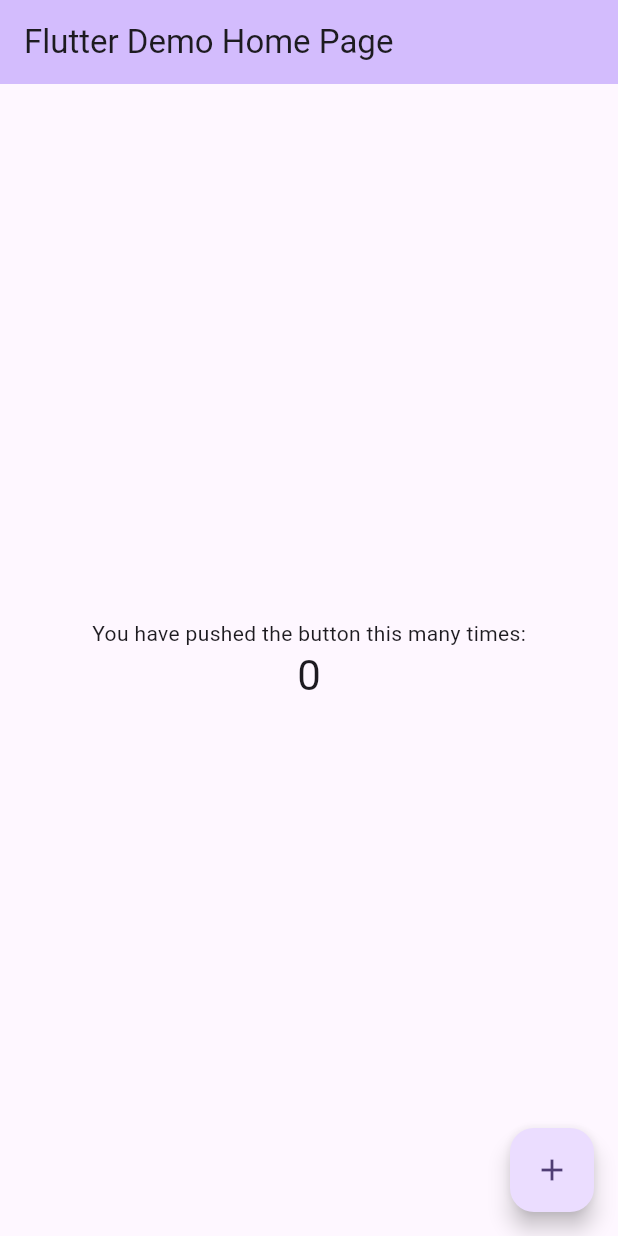
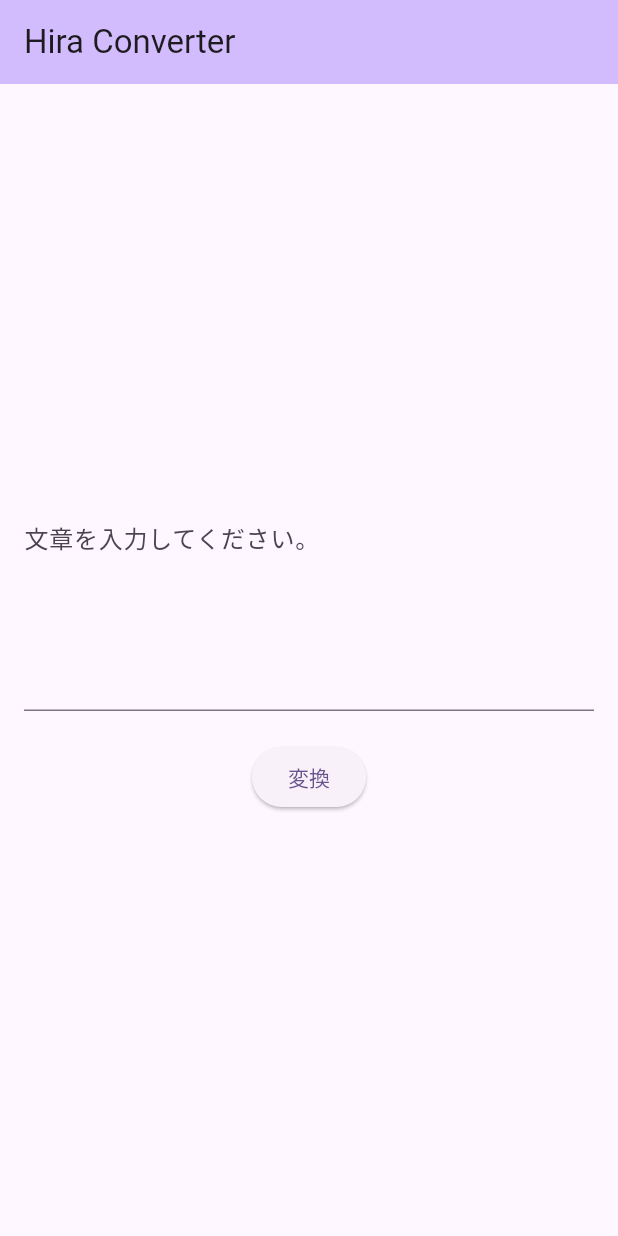
Before and after one commit to kantanakanisi/hira_converter, a Flutter app: the screen it shows after launch, on a phone screen of 412 x 824 dp. Run offline on Flutter 3.47's test engine with Material 3 defaults, Android fonts, the light colour scheme and no system bars; our stand-ins replace flutter_riverpod.

Commit message:
implement input_form

```diff
--- /dev/null
+++ b/lib/input_form.dart
@@ -0,0 +1,60 @@
+import 'package:flutter/material.dart';
+
+class InputForm extends StatefulWidget {
+  const InputForm({super.key});
+
+  @override
+  State<InputForm> createState() => _InputFormState();
+}
+
+class _InputFormState extends State<InputForm> {
+  final _formKey = GlobalKey<FormState>();
+  final _textEditingController = TextEditingController();
+
+  @override
+  Widget build(BuildContext context) {
+    return Form(
+      key: _formKey,
+      child: Column(
+        mainAxisAlignment: MainAxisAlignment.center,
+        children: [
+          Padding(
+            padding: const EdgeInsets.symmetric(
+              horizontal: 16,
+            ),
+            child: TextFormField(
+              controller: _textEditingController,
+              maxLines: 5,
+              decoration: const InputDecoration(
+                hintText: "文章を入力してください。",
+              ),
+              validator: (value) {
+                if (value == null || value.isEmpty) {
+                  return "文章が入力されていません。";
+                }
+                return null;
+              },
+            ),
+          ),
+          const SizedBox(height: 20),
+          ElevatedButton(
+            onPressed: () {
+              final formState = _formKey.currentState!;
+              if (!formState.validate()) {
+                return;
+              }
+              debugPrint('text = ${_textEditingController.text}');
+            },
+            child: const Text("変換"),
+          )
+        ],
+      ),
+    );
+  }
+
+  @override
+  void dispose() {
+    _textEditingController.dispose();
+    super.dispose();
+  }
+}
--- a/lib/main.dart
+++ b/lib/main.dart
@@ -1,5 +1,6 @@
 import 'package:flutter/material.dart';
 import 'package:flutter_riverpod/flutter_riverpod.dart';
+import 'package:hira_converter/input_form.dart';
 
 void main() {
   runApp(
@@ -16,63 +17,29 @@ class MyApp extends StatelessWidget {
   @override
   Widget build(BuildContext context) {
     return MaterialApp(
-      title: 'Flutter Demo',
+      title: 'Hira Converter',
       theme: ThemeData(
         colorScheme: ColorScheme.fromSeed(seedColor: Colors.deepPurple),
         useMaterial3: true,
       ),
-      home: const MyHomePage(title: 'Flutter Demo Home Page'),
+      home: const MyHomePage(title: 'Hira Converter'),
     );
   }
 }
 
-class CounterNotifier extends Notifier<int> {
-  @override
-  int build() => 0;
-
-  void increment() {
-    state = state + 1;
-  }
-}
-
-final counterNotifierProvider = NotifierProvider<CounterNotifier, int>(() {
-  return CounterNotifier();
-});
-
-class MyHomePage extends ConsumerWidget {
+class MyHomePage extends StatelessWidget {
   const MyHomePage({super.key, required this.title});
 
   final String title;
 
   @override
-  Widget build(BuildContext context, WidgetRef ref) {
-    final counter = ref.watch(counterNotifierProvider);
+  Widget build(BuildContext context) {
     return Scaffold(
       appBar: AppBar(
         backgroundColor: Theme.of(context).colorScheme.inversePrimary,
         title: Text(title),
       ),
-      body: Center(
-        child: Column(
-          mainAxisAlignment: MainAxisAlignment.center,
-          children: <Widget>[
-            const Text(
-              'You have pushed the button this many times:',
-            ),
-            Text(
-              '$counter',
-              style: Theme.of(context).textTheme.headlineMedium,
-            ),
-          ],
-        ),
-      ),
-      floatingActionButton: FloatingActionButton(
-        onPressed: () {
-          ref.read(counterNotifierProvider.notifier).increment();
-        },
-        tooltip: 'Increment',
-        child: const Icon(Icons.add),
-      ),
+      body: const InputForm(),
     );
   }
 }
```
